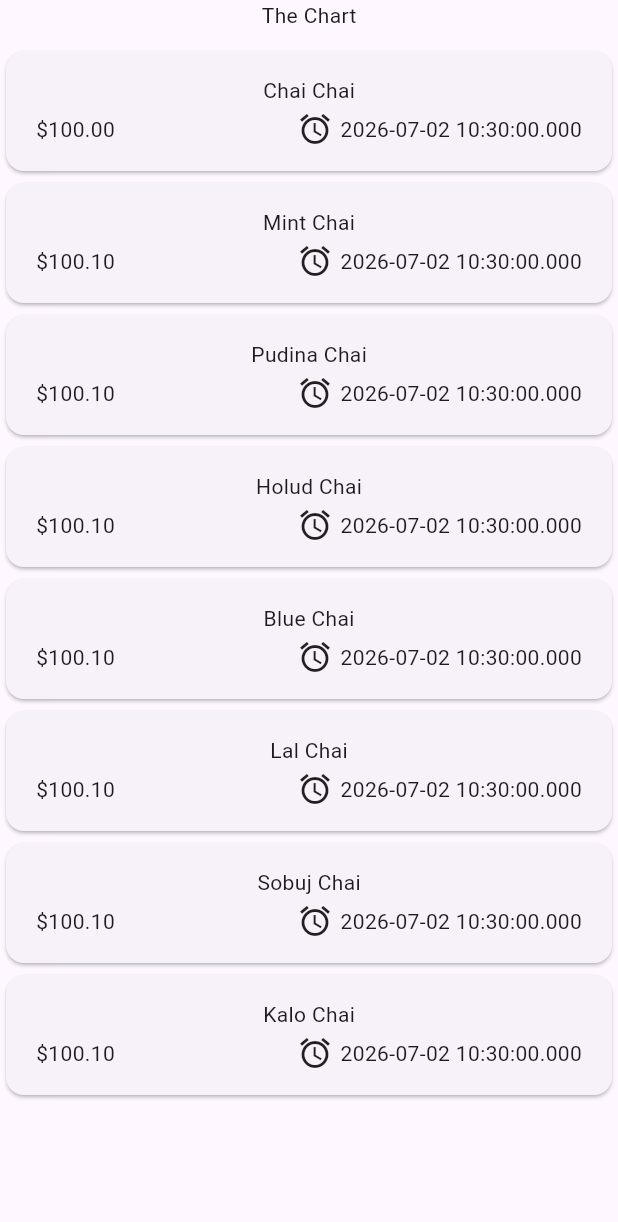
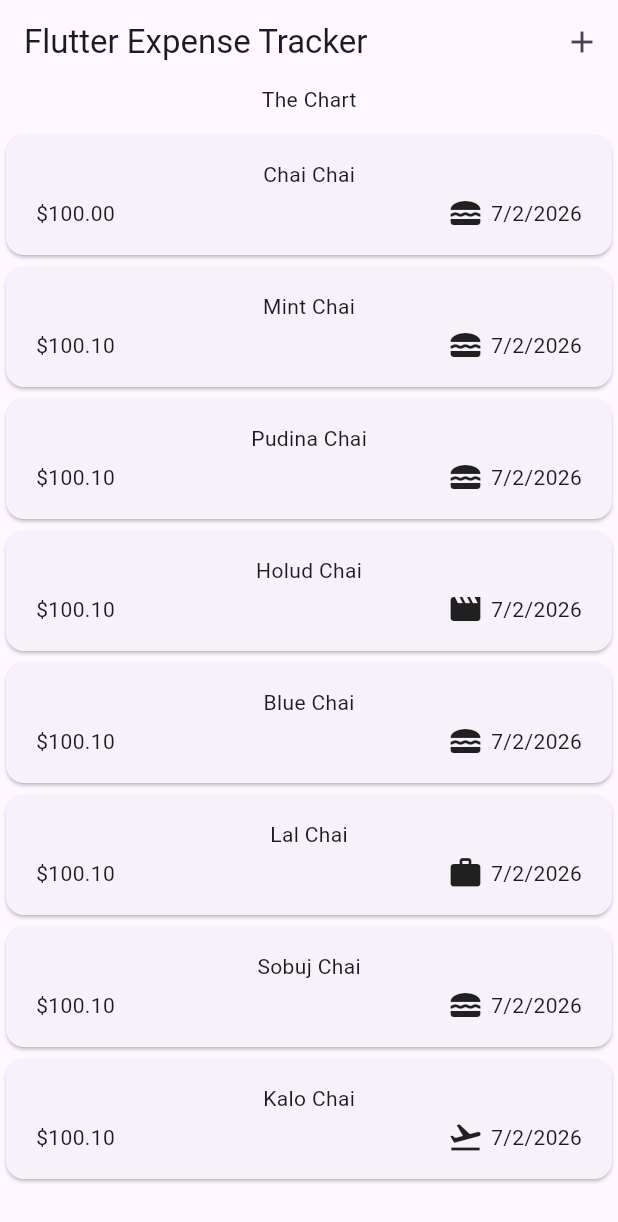
Before and after one commit to DeepSarkar1221/flutter_section5, a Flutter app: the screen it shows after launch, on a phone screen of 412 x 824 dp. Shown: the top 1222 px of the screen. Run offline on Flutter 3.47's test engine with Material 3 defaults, Android fonts, the phone set to English and light mode, and no system bars.

Commit message:
add app bar

```diff
--- a/lib/main.dart
+++ b/lib/main.dart
@@ -2,5 +2,8 @@ import 'package:flutter/material.dart';
 import 'package:flutter_section5/widget/expenses.dart';
 
 void main(){
-  runApp(MaterialApp(home: Expenses(),));
+  runApp(MaterialApp(
+    theme: ThemeData(useMaterial3: true),
+
+    home: Expenses(),));
 }
--- a/lib/widget/expenses.dart
+++ b/lib/widget/expenses.dart
@@ -34,7 +34,7 @@ class _ExpensesState extends State<Expenses> {
       title: "Holud Chai",
       ammount: 100.10,
       date: DateTime.now(),
-      category: Category.food,
+      category: Category.leisure,
     ),
     Expense(
       title: "Blue Chai",
@@ -46,7 +46,7 @@ class _ExpensesState extends State<Expenses> {
       title: "Lal Chai",
       ammount: 100.10,
       date: DateTime.now(),
-      category: Category.food,
+      category: Category.work,
     ),
     Expense(
       title: "Sobuj Chai",
@@ -58,12 +58,19 @@ class _ExpensesState extends State<Expenses> {
       title: "Kalo Chai",
       ammount: 100.10,
       date: DateTime.now(),
-      category: Category.food,
+      category: Category.travel,
     ),
   ];
   @override
   Widget build(BuildContext context) {
     return Scaffold(
+      appBar: AppBar(
+        title: Text("Flutter Expense Tracker"),
+
+        actions: [
+
+        IconButton(onPressed: (){}, icon: Icon(Icons.add))
+      ],),
       body: Column(
         children: [
           Text("The Chart"),
--- a/lib/widget/expenses_list/expenses_item.dart
+++ b/lib/widget/expenses_list/expenses_item.dart
@@ -20,9 +20,9 @@ class ExpensesItem extends StatelessWidget{
             Text('\$${expense.ammount.toStringAsFixed(2)}'),
             const Spacer(),
             Row(children: [
-              const Icon(Icons.alarm),
+              Icon(categoryIcons[expense.category]),
               const SizedBox(width: 5,),
-              Text(expense.date.toString()),
+              Text(expense.formattedDate),
             ],)
           ],)
         ],
```
